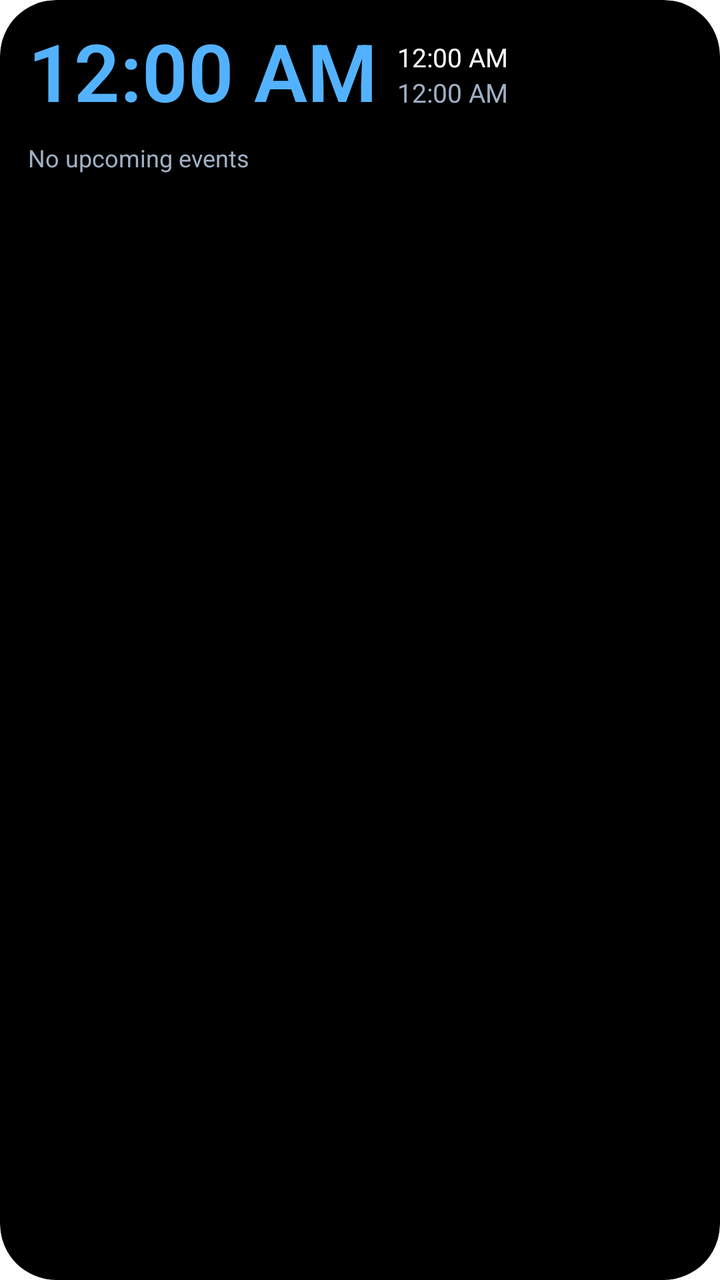
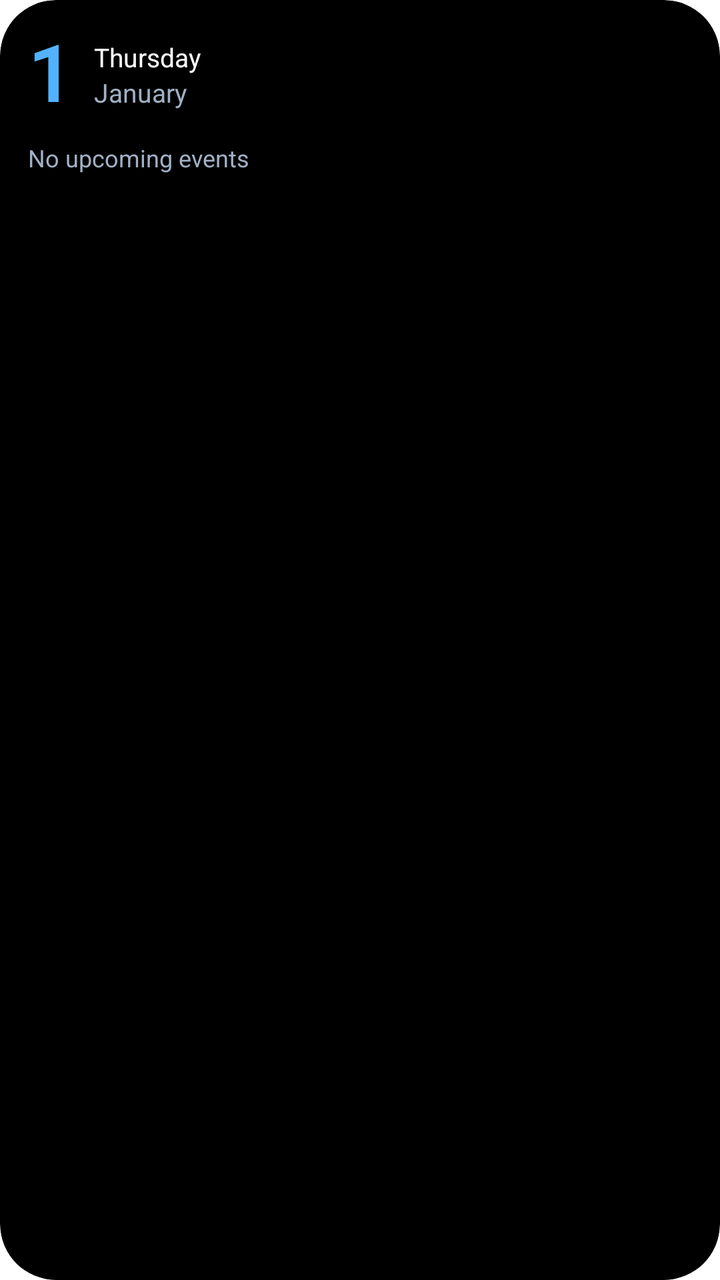

Before-and-after screenshots of an Android layout around one commit, followed by the original layout XML and the change that was made.
<!-- AndroidManifest.xml: fallback theme Theme.MaterialComponents.DayNight.NoActionBar -->
<!-- res/layout/blueos_date_widget.xml -->
<?xml version="1.0" encoding="utf-8"?>
<FrameLayout xmlns:android="http://schemas.android.com/apk/res/android"
    android:id="@android:id/background"
    android:layout_width="match_parent"
    android:layout_height="match_parent"
    android:background="@drawable/blueos_widget_outline"
    android:clipToOutline="true">

    <ImageView
        android:id="@+id/blueos_widget_bg"
        android:layout_width="match_parent"
        android:layout_height="match_parent"
        android:contentDescription="@null"
        android:scaleType="fitXY"
        android:src="@drawable/blueos_widget_card" />

    <LinearLayout
        android:layout_width="match_parent"
        android:layout_height="match_parent"
        android:orientation="vertical"
        android:padding="14dp">

        <LinearLayout
            android:layout_width="match_parent"
            android:layout_height="wrap_content"
            android:gravity="center_vertical"
            android:orientation="horizontal">

            <TextClock
                android:id="@+id/blueos_day"
                android:layout_width="wrap_content"
                android:layout_height="wrap_content"
                android:fontFamily="blueos-clock"
                android:fontVariationSettings="'wght' 600"
                android:includeFontPadding="false"
                android:singleLine="true"
                android:textColor="@color/blueos_widget_primary"
                android:textSize="40sp" />

            <LinearLayout
                android:layout_width="match_parent"
                android:layout_height="wrap_content"
                android:layout_marginStart="10dp"
                android:orientation="vertical">

                <TextClock
                    android:id="@+id/blueos_weekday"
                    android:layout_width="match_parent"
                    android:layout_height="wrap_content"
                    android:ellipsize="end"
                    android:singleLine="true"
                    android:textColor="@color/blueos_widget_on_surface"
                    android:textSize="13sp" />

                <TextClock
                    android:id="@+id/blueos_month"
                    android:layout_width="match_parent"
                    android:layout_height="wrap_content"
                    android:ellipsize="end"
                    android:singleLine="true"
                    android:textColor="@color/blueos_widget_on_surface_variant"
                    android:textSize="13sp" />
            </LinearLayout>
        </LinearLayout>

        <LinearLayout
            android:id="@+id/blueos_event1"
            android:layout_width="match_parent"
            android:layout_height="wrap_content"
            android:layout_marginTop="10dp"
            android:orientation="horizontal"
            android:visibility="gone">

            <ImageView
                android:layout_width="3dp"
                android:layout_height="match_parent"
                android:contentDescription="@null"
                android:scaleType="fitXY"
                android:src="@drawable/blueos_widget_event_bar"
                android:tint="@color/blueos_widget_primary" />

            <LinearLayout
                android:layout_width="match_parent"
                android:layout_height="wrap_content"
                android:layout_marginStart="8dp"
                android:orientation="vertical">

                <TextView
                    android:id="@+id/blueos_event1_title"
                    android:layout_width="match_parent"
                    android:layout_height="wrap_content"
                    android:ellipsize="end"
                    android:singleLine="true"
                    android:textColor="@color/blueos_widget_on_surface"
                    android:textSize="13sp" />

                <TextView
                    android:id="@+id/blueos_event1_time"
                    android:layout_width="match_parent"
                    android:layout_height="wrap_content"
                    android:ellipsize="end"
                    android:singleLine="true"
                    android:textColor="@color/blueos_widget_on_surface_variant"
                    android:textSize="12sp" />
            </LinearLayout>
        </LinearLayout>

        <LinearLayout
            android:id="@+id/blueos_event2"
            android:layout_width="match_parent"
            android:layout_height="wrap_content"
            android:layout_marginTop="6dp"
            android:orientation="horizontal"
            android:visibility="gone">

            <ImageView
                android:layout_width="3dp"
                android:layout_height="match_parent"
                android:contentDescription="@null"
                android:scaleType="fitXY"
                android:src="@drawable/blueos_widget_event_bar"
                android:tint="@color/blueos_widget_primary_container" />

            <LinearLayout
                android:layout_width="match_parent"
                android:layout_height="wrap_content"
                android:layout_marginStart="8dp"
                android:orientation="vertical">

                <TextView
                    android:id="@+id/blueos_event2_title"
                    android:layout_width="match_parent"
                    android:layout_height="wrap_content"
                    android:ellipsize="end"
                    android:singleLine="true"
                    android:textColor="@color/blueos_widget_on_surface"
                    android:textSize="13sp" />

                <TextView
                    android:id="@+id/blueos_event2_time"
                    android:layout_width="match_parent"
                    android:layout_height="wrap_content"
                    android:ellipsize="end"
                    android:singleLine="true"
                    android:textColor="@color/blueos_widget_on_surface_variant"
                    android:textSize="12sp" />
            </LinearLayout>
        </LinearLayout>

        <TextView
            android:id="@+id/blueos_no_events"
            android:layout_width="match_parent"
            android:layout_height="wrap_content"
            android:layout_marginTop="10dp"
            android:maxLines="2"
            android:text="@string/blueos_date_widget_no_events"
            android:textColor="@color/blueos_widget_on_surface_variant"
            android:textSize="12sp" />
    </LinearLayout>
</FrameLayout>
<!-- resources referenced by this layout -->
<resources>
  <color name="blueos_widget_on_surface">#FFFFFFFF</color>
  <color name="blueos_widget_on_surface_variant">#FFA0B0C4</color>
  <color name="blueos_widget_primary">#FF53B2FF</color>
  <color name="blueos_widget_primary_container">#FF000000</color>
  <!-- drawable blueos_widget_card (drawable) -->
  <?xml version="1.0" encoding="utf-8"?>
  <shape xmlns:android="http://schemas.android.com/apk/res/android"
      android:shape="rectangle">
      <solid android:color="@color/blueos_widget_card" />
      <corners android:radius="28dp" />
  </shape>
  <!-- drawable blueos_widget_event_bar (drawable) -->
  <?xml version="1.0" encoding="utf-8"?>
  <shape xmlns:android="http://schemas.android.com/apk/res/android"
      android:shape="rectangle">
      <solid android:color="@android:color/white" />
      <corners android:radius="2dp" />
  </shape>
  <!-- drawable blueos_widget_outline (drawable) -->
  <?xml version="1.0" encoding="utf-8"?>
  <shape xmlns:android="http://schemas.android.com/apk/res/android"
      android:shape="rectangle">
      <solid android:color="#01FFFFFF" />
      <corners android:radius="28dp" />
  </shape>
  <string name="blueos_date_widget_no_events">No upcoming events</string>
  <color name="blueos_widget_card">#FF000000</color>
</resources>

<!-- the commit's change to res/layout/blueos_date_widget.xml (unified diff, before → after) -->
@@ -32,6 +32,8 @@
                 android:layout_height="wrap_content"
                 android:fontFamily="blueos-clock"
                 android:fontVariationSettings="'wght' 600"
+                android:format12Hour="d"
+                android:format24Hour="d"
                 android:includeFontPadding="false"
                 android:singleLine="true"
                 android:textColor="@color/blueos_widget_primary"
@@ -48,6 +50,8 @@
                     android:layout_width="match_parent"
                     android:layout_height="wrap_content"
                     android:ellipsize="end"
+                    android:format12Hour="EEEE"
+                    android:format24Hour="EEEE"
                     android:singleLine="true"
                     android:textColor="@color/blueos_widget_on_surface"
                     android:textSize="13sp" />
@@ -57,6 +61,8 @@
                     android:layout_width="match_parent"
                     android:layout_height="wrap_content"
                     android:ellipsize="end"
+                    android:format12Hour="LLLL"
+                    android:format24Hour="LLLL"
                     android:singleLine="true"
                     android:textColor="@color/blueos_widget_on_surface_variant"
                     android:textSize="13sp" />
<!-- resource entries referenced after the edit -->
@@ -23,6 +23,7 @@
   <shape xmlns:android="http://schemas.android.com/apk/res/android"
       android:shape="rectangle">
       <solid android:color="#01FFFFFF" />
+      <stroke android:width="1.2dp" android:color="#33FFFFFF" />
       <corners android:radius="28dp" />
   </shape>
   <string name="blueos_date_widget_no_events">No upcoming events</string>
